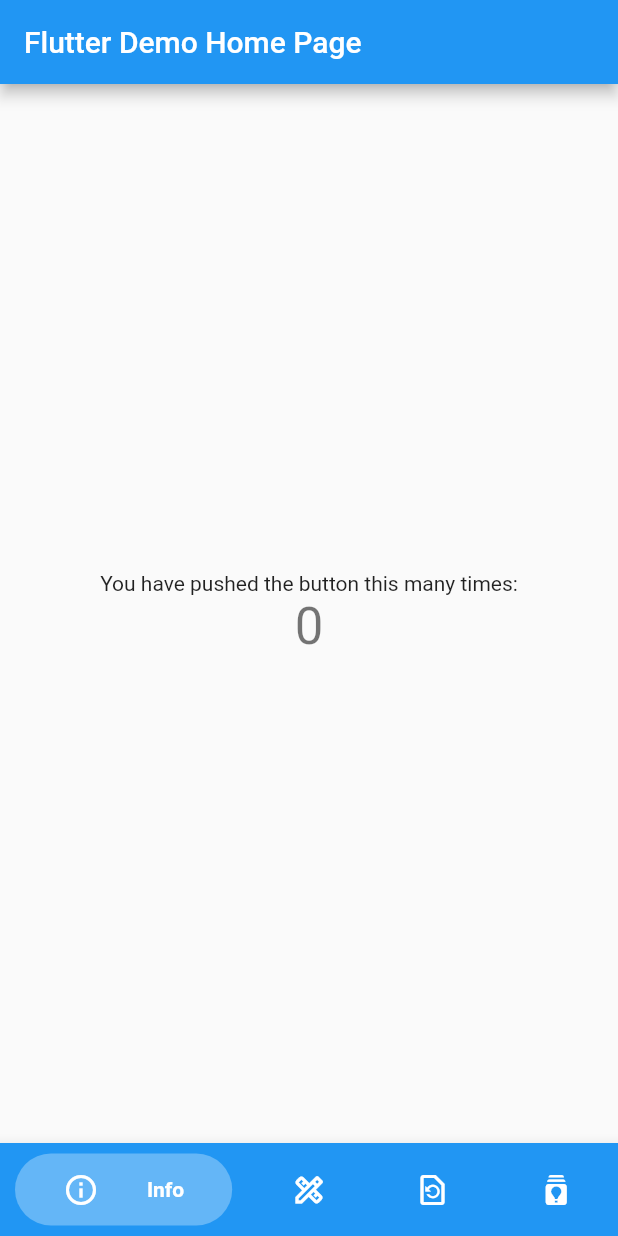
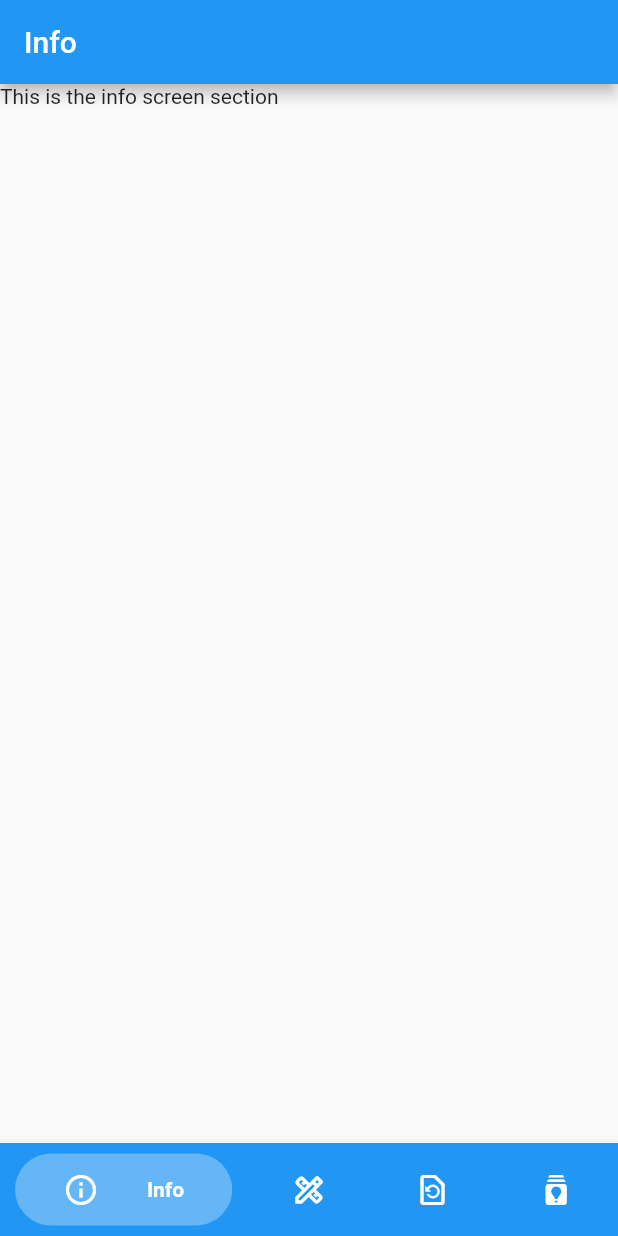
Before and after one commit to Finie/ineterIntel-screening, a Flutter app: the screen it shows after launch, on a phone screen of 412 x 824 dp. Run offline on Flutter 3.47's test engine with Material 2 defaults, Android fonts, the phone set to English and light mode, and no system bars; drawn by our look-alikes of bubble_bottom_bar.

Commit message:
page transitions

```diff
--- a/lib/main.dart
+++ b/lib/main.dart
@@ -2,6 +2,10 @@ import 'package:bubble_bottom_bar/bubble_bottom_bar.dart';
 import 'package:flutter/cupertino.dart';
 import 'package:flutter/material.dart';
 import 'package:flutter/services.dart';
+import 'package:screening/screens/DesignScreen.dart';
+import 'package:screening/screens/DictionaryScreen.dart';
+import 'package:screening/screens/InfoScreen.dart';
+import 'package:screening/screens/ResponseScreen.dart';
 
 void main() {
   runApp(MyApp());
@@ -20,28 +24,17 @@ class MyApp extends StatelessWidget {
         primarySwatch: Colors.blue,
         visualDensity: VisualDensity.adaptivePlatformDensity,
       ),
-      home: MyHomePage(title: 'Flutter Demo Home Page'),
+      home: MyHomePage(),
     );
   }
 }
 
 class MyHomePage extends StatefulWidget {
-  MyHomePage({Key key, this.title}) : super(key: key);
-  final String title;
-
   @override
   _MyHomePageState createState() => _MyHomePageState();
 }
 
 class _MyHomePageState extends State<MyHomePage> {
-  int _counter = 0;
-
-  void _incrementCounter() {
-    setState(() {
-      _counter++;
-    });
-  }
-
   int currentIndex;
 
   @override
@@ -54,15 +47,19 @@ class _MyHomePageState extends State<MyHomePage> {
     setState(() {
       currentIndex = index;
     });
-    print("The current page index is: " + currentIndex.toString());
-    // Navigator.push(context, MaterialPageRoute(builder: null));
   }
 
   @override
   Widget build(BuildContext context) {
     return Scaffold(
       appBar: AppBar(
-        title: Text(widget.title),
+        title: currentIndex == 0
+            ? Text("Info ")
+            : currentIndex == 1
+                ? Text("Design")
+                : currentIndex == 2
+                    ? Text("Response")
+                    : Text("Dictionary"),
       ),
       // floatingActionButton: FloatingActionButton(
       //   onPressed: () {},
@@ -72,6 +69,7 @@ class _MyHomePageState extends State<MyHomePage> {
       //floatingActionButtonLocation: FloatingActionButtonLocation.endDocked,
       bottomNavigationBar: BubbleBottomBar(
         opacity: 0.3,
+        elevation: 8,
         backgroundColor: Colors.blue,
         borderRadius: BorderRadius.vertical(top: Radius.circular(1.6)),
         currentIndex: currentIndex,
@@ -127,20 +125,13 @@ class _MyHomePageState extends State<MyHomePage> {
               title: Text("Dictionary"))
         ],
       ),
-      body: Center(
-        child: Column(
-          mainAxisAlignment: MainAxisAlignment.center,
-          children: <Widget>[
-            Text(
-              'You have pushed the button this many times:',
-            ),
-            Text(
-              '$_counter',
-              style: Theme.of(context).textTheme.headline4,
-            ),
-          ],
-        ),
-      ),
+      body: currentIndex == 0
+          ? InfoScreen()
+          : currentIndex == 1
+              ? DesignScreen()
+              : currentIndex == 2
+                  ? ResponseScreen()
+                  : DictionaryScreen(),
 
       // This trailing comma makes auto-formatting nicer for build methods.
     );
--- a/lib/screens/InfoScreen.dart
+++ b/lib/screens/InfoScreen.dart
@@ -0,0 +1,15 @@
+import 'package:flutter/material.dart';
+
+class InfoScreen extends StatefulWidget {
+  @override
+  _InfoScreenState createState() => _InfoScreenState();
+}
+
+class _InfoScreenState extends State<InfoScreen> {
+  @override
+  Widget build(BuildContext context) {
+    return Container(
+      child: Text("This is the info screen section"),
+    );
+  }
+}
```
Also changed, not shown: lib/screens/DesignScreen.dart (+15 -0 lines), lib/screens/DictionaryScreen.dart (+15 -0 lines), lib/screens/ResponseScreen.dart (+15 -0 lines).
